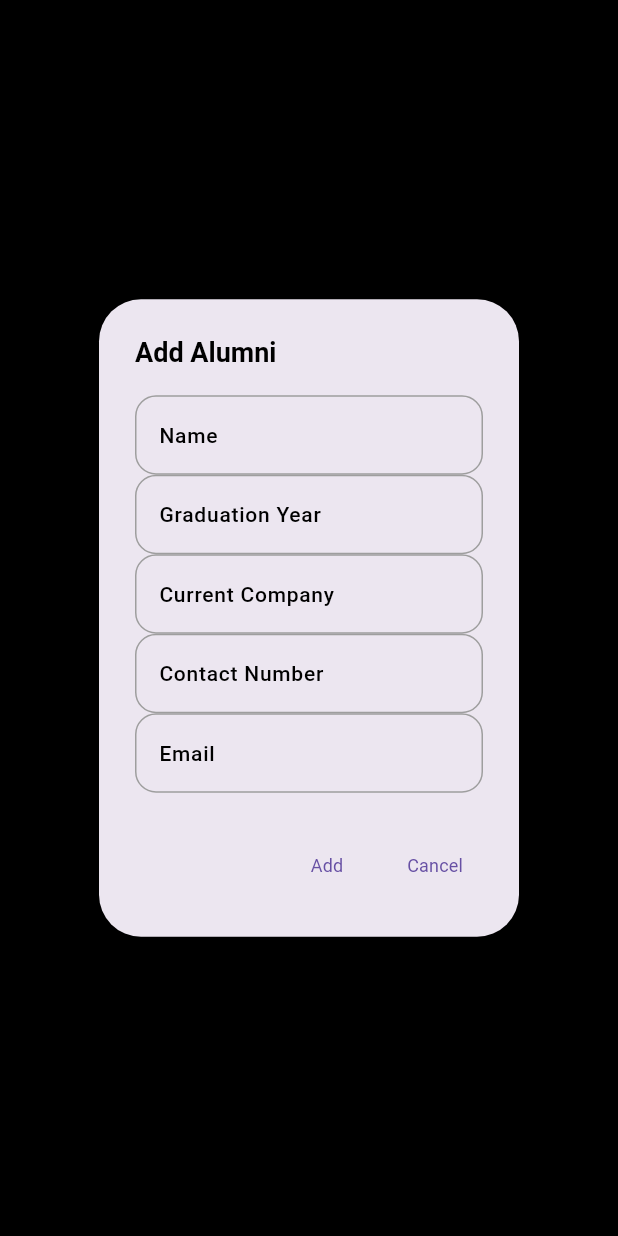
After one commit to Kamal-Chandra/ERP, a Flutter app: the AlumniPanel screen opened directly, after a tap on the "add" icon, on a phone screen of 412 x 824 dp. The commit adds this screen. Run offline on Flutter 3.47's test engine with Material 3 defaults, Android fonts, the phone set to English and light mode, and no system bars; our stand-ins replace dio, get, iconsax, logger; network calls fail; Roboto replaces fonts that are missing (Poppins).

Commit message:
Integrated Placement and alumini files

```diff
--- /dev/null
+++ b/college/lib/Placement/placement.dart
@@ -0,0 +1,14 @@
+import 'package:flutter/material.dart';
+import 'screens/placement_panel.dart';
+
+
+class PlacementPanelApp extends StatelessWidget {
+  @override
+  Widget build(BuildContext context) {
+    return MaterialApp(
+      title: 'Placement Panel',
+      theme: ThemeData(primarySwatch: Colors.blue),
+      home: PlacementPanel(),
+    );
+  }
+}
--- /dev/null
+++ b/college/lib/Placement/widgets/company_title.dart
@@ -0,0 +1,16 @@
+import 'package:flutter/material.dart';
+
+class CompanyTile extends StatelessWidget {
+  final Map<String, dynamic> company;
+
+  CompanyTile({required this.company});
+
+  @override
+  Widget build(BuildContext context) {
+    return ListTile(
+      title: Text(company['name']),
+      subtitle: Text('Profile: ${company['profile']}'),
+      trailing: Text('Shortlisted: ${company['shortlisted']}'),
+    );
+  }
+}
--- /dev/null
+++ b/college/lib/admin/alumini_panel.dart
@@ -0,0 +1,237 @@
+import 'package:flutter/material.dart';
+import 'package:http/http.dart' as http;
+import 'dart:convert';
+
+class AlumniPanel extends StatefulWidget {
+  @override
+  _AlumniPanelState createState() => _AlumniPanelState();
+}
+
+class _AlumniPanelState extends State<AlumniPanel> {
+  List alumniList = [];
+  final _formKey = GlobalKey<FormState>();
+  final TextEditingController _nameController = TextEditingController();
+  final TextEditingController _yearController = TextEditingController();
+  final TextEditingController _companyController = TextEditingController();
+  final TextEditingController _contactController = TextEditingController();
+  final TextEditingController _emailController = TextEditingController();
+
+  @override
+  void initState() {
+    super.initState();
+    fetchAlumni();
+  }
+
+  Future<void> fetchAlumni() async {
+    final response =
+        await http.get(Uri.parse('http://localhost:3000/api/alumni'));
+
+    if (response.statusCode == 200) {
+      setState(() {
+        alumniList = json.decode(response.body);
+      });
+    } else {
+      throw Exception('Failed to load alumni');
+    }
+  }
+
+  Future<void> addAlumni() async {
+    final response = await http.post(
+      Uri.parse('http://localhost:3000/api/alumni'),
+      headers: <String, String>{
+        'Content-Type': 'application/json; charset=UTF-8',
+      },
+      body: jsonEncode(<String, String>{
+        'name': _nameController.text,
+        'graduationYear': _yearController.text,
+        'currentCompany': _companyController.text,
+        'contactNumber': _contactController.text,
+        'email': _emailController.text,
+      }),
+    );
+
+    if (response.statusCode == 201) {
+      fetchAlumni();
+      clearForm();
+      Navigator.pop(context);
+    } else {
+      throw Exception('Failed to add alumni');
+    }
+  }
+
+  Future<void> updateAlumni(int id) async {
+    final response = await http.put(
+      Uri.parse('http://localhost:3000/api/alumni/$id'),
+      headers: <String, String>{
+        'Content-Type': 'application/json; charset=UTF-8',
+      },
+      body: jsonEncode(<String, String>{
+        'name': _nameController.text,
+        'graduationYear': _yearController.text,
+        'currentCompany': _companyController.text,
+        'contactNumber': _contactController.text,
+        'email': _emailController.text,
+      }),
+    );
+
+    if (response.statusCode == 200) {
+      fetchAlumni();
+      clearForm();
+      Navigator.pop(context);
+    } else {
+      throw Exception('Failed to update alumni');
+    }
+  }
+
+  Future<void> deleteAlumni(int id) async {
+    final response = await http.delete(
+      Uri.parse('http://localhost:3000/api/alumni/$id'),
+    );
+
+    if (response.statusCode == 204) {
+      fetchAlumni();
+    } else {
+      throw Exception('Failed to delete alumni');
+    }
+  }
+
+  void clearForm() {
+    _nameController.clear();
+    _yearController.clear();
+    _companyController.clear();
+    _contactController.clear();
+    _emailController.clear();
+  }
+
+  void showFormDialog([int? id]) {
+    if (id != null) {
+      final alumni = alumniList.firstWhere((element) => element['id'] == id);
+      _nameController.text = alumni['name'];
+      _yearController.text = alumni['graduationYear'].toString();
+      _companyController.text = alumni['currentCompany'] ?? '';
+      _contactController.text = alumni['contactNumber'] ?? '';
+      _emailController.text = alumni['email'] ?? '';
+    } else {
+      clearForm();
+    }
+
+    showDialog(
+      context: context,
+      builder: (BuildContext context) {
+        return AlertDialog(
+          title: Text(id == null ? 'Add Alumni' : 'Edit Alumni'),
+          content: Form(
+            key: _formKey,
+            child: Column(
+              mainAxisSize: MainAxisSize.min,
+              children: <Widget>[
+                TextFormField(
+                  controller: _nameController,
+                  decoration: InputDecoration(labelText: 'Name'),
+                  validator: (value) {
+                    if (value == null || value.isEmpty) {
+                      return 'Please enter the name';
+                    }
+                    return null;
+                  },
+                ),
+                TextFormField(
+                  controller: _yearController,
+                  decoration: InputDecoration(labelText: 'Graduation Year'),
+                  validator: (value) {
+                    if (value == null || value.isEmpty) {
+                      return 'Please enter the graduation year';
+                    }
+                    return null;
+                  },
+                ),
+                TextFormField(
+                  controller: _companyController,
+                  decoration: InputDecoration(labelText: 'Current Company'),
+                ),
+                TextFormField(
+                  controller: _contactController,
+                  decoration: InputDecoration(labelText: 'Contact Number'),
+                ),
+                TextFormField(
+                  controller: _emailController,
+                  decoration: InputDecoration(labelText: 'Email'),
+                ),
+              ],
+            ),
+          ),
+          actions: <Widget>[
+            TextButton(
+              onPressed: () {
+                if (_formKey.currentState!.validate()) {
+                  if (id == null) {
+                    addAlumni();
+                  } else {
+                    updateAlumni(id);
+                  }
+                }
+              },
+              child: Text(id == null ? 'Add' : 'Update'),
+            ),
+            TextButton(
+              onPressed: () {
+                Navigator.pop(context);
+              },
+              child: Text('Cancel'),
+            ),
+          ],
+        );
+      },
+    );
+  }
+
+  @override
+  Widget build(BuildContext context) {
+    return Scaffold(
+      appBar: AppBar(
+        title: Text('Alumni Panel'),
+        backgroundColor: Colors.black,
+        actions: [
+          IconButton(
+            icon: Icon(Icons.add),
+            onPressed: () => showFormDialog(),
+          ),
+        ],
+      ),
+      body: Container(
+        color: Colors.black,
+        child: ListView.builder(
+          itemCount: alumniList.length,
+          itemBuilder: (context, index) {
+            return Card(
+              color: Colors.grey[800],
+              child: ListTile(
+                title: Text(
+                  alumniList[index]['name'],
+                  style: TextStyle(color: Colors.white),
+                ),
+                subtitle: Text(
+                  'Graduated: ${alumniList[index]['graduationYear']}\nCompany: ${alumniList[index]['currentCompany']}\nContact: ${alumniList[index]['contactNumber']}\nEmail: ${alumniList[index]['email']}',
+                  style: TextStyle(color: Colors.white),
+                ),
+                trailing: Row(
+                  mainAxisSize: MainAxisSize.min,
+                  children: [
+                    IconButton(
+                      icon: Icon(Icons.edit, color: Colors.white),
+                      onPressed: () => showFormDialog(alumniList[index]['id']),
+                    ),
+                    IconButton(
+                      icon: Icon(Icons.delete, color: Colors.red),
+                      onPressed: () => deleteAlumni(alumniList[index]['id']),
+                    ),
+                  ],
+                ),
+              ),
+            );
+          },
+        ),
+      ),
+    );
+  }
+}
```
Also changed, not shown: college/lib/Placement/screens/placement_panel.dart (added, +62 -0 lines), college/lib/Placement/services/api_service.dart (added, +16 -0 lines), college/lib/Placement/widgets/stat_card.dart (added, +21 -0 lines), college/lib/admin/admin_dashboard.dart (+17 -11 lines), college/lib/admin/widgets/admin_sidebar.dart (+52 -12 lines), college/lib/app_bar.dart (+14 -5 lines), college/lib/app.dart (line endings or trailing spaces), 6 other files.
